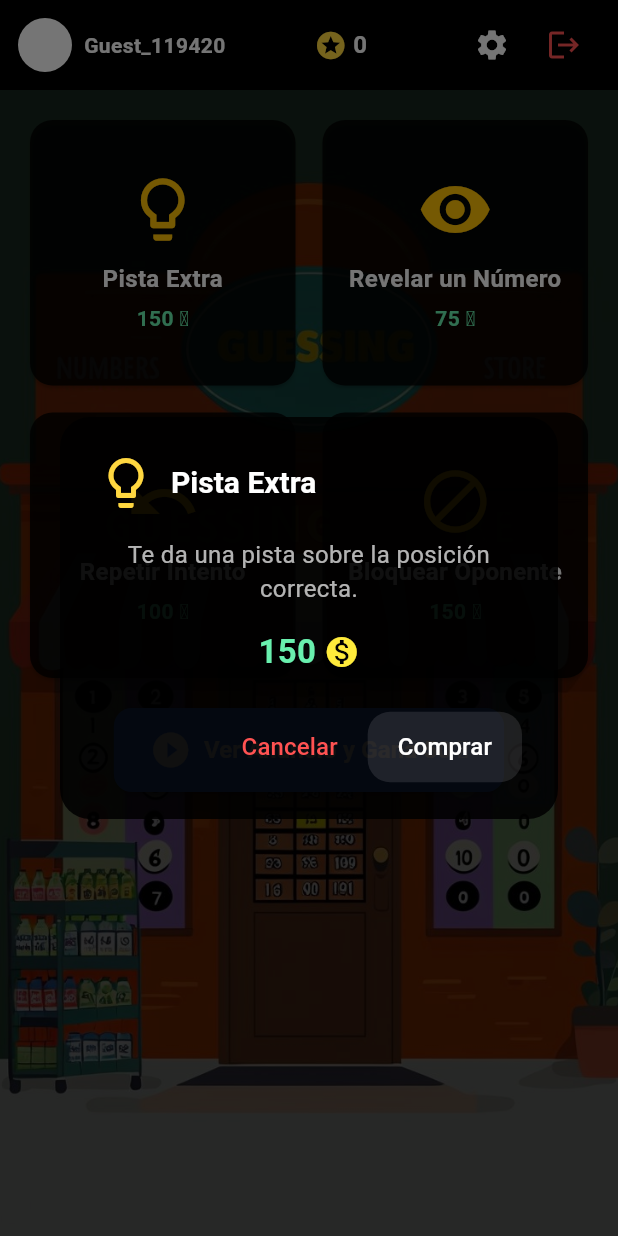
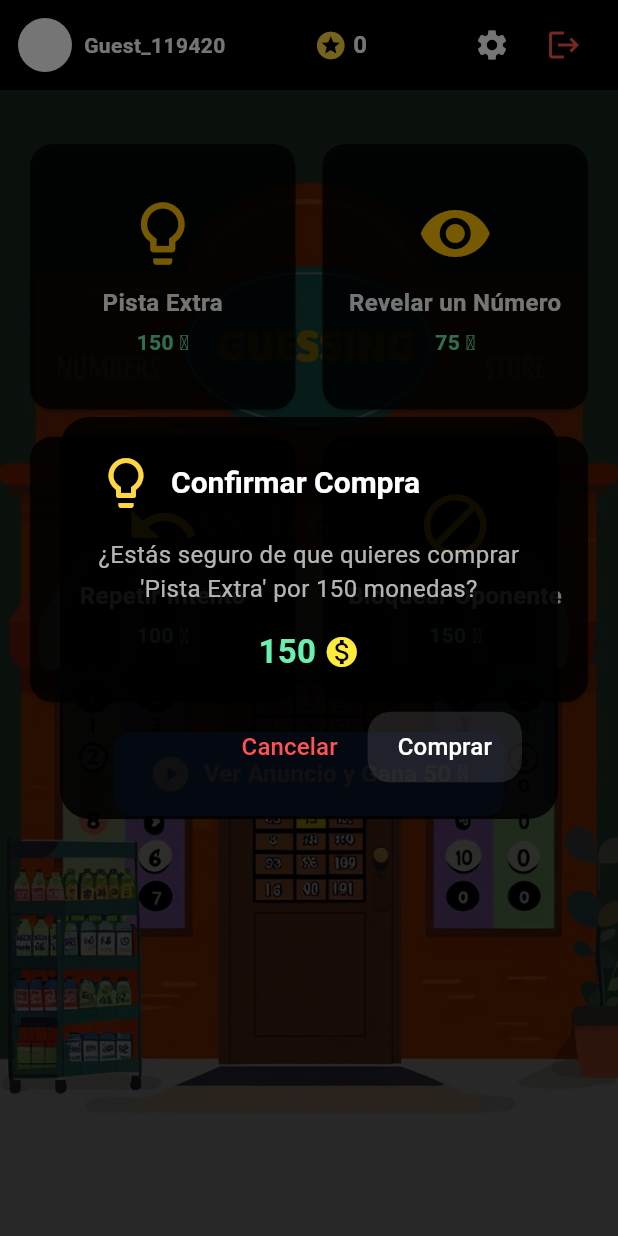
Before and after one commit to jesusromero92/GuessNumber, a Flutter app: the ShopScreen screen opened directly, after a tap on "Pista Extra", on a phone screen of 412 x 824 dp. Run offline on Flutter 3.47's test engine with Material 3 defaults, Android fonts, the phone set to English and light mode, and no system bars; our stand-ins replace google_mobile_ads, lottie, shared_preferences; accounts and stored records are empty; network calls fail.

Commit message:
v1.8 tienda arreglada

```diff
--- a/lib/ShopScreen.dart
+++ b/lib/ShopScreen.dart
@@ -1,10 +1,13 @@
+import 'dart:developer';
+
 import 'package:flutter/material.dart';
 import 'package:google_mobile_ads/google_mobile_ads.dart';
+import 'package:guess_number/user_data.dart';
 import 'package:http/http.dart' as http;
+import 'package:shared_preferences/shared_preferences.dart';
 import 'dart:convert';
 import 'main.dart';
 import 'top_bar.dart';
-import 'user_data.dart';
 
 class ShopScreen extends StatefulWidget {
   @override
@@ -13,7 +16,8 @@ class ShopScreen extends StatefulWidget {
 
 class _ShopScreenState extends State<ShopScreen> {
   final String apiUrl = "http://109.123.248.19:4000";
-  RewardedAd? _rewardedAd; // 🔥 Variable para el anuncio recompensado
+  RewardedAd? _rewardedAd;
+  int _coins = 0; // Variable local para manejar las monedas
 
   final List<Map<String, dynamic>> advantages = [
     {
@@ -50,7 +54,107 @@ class _ShopScreenState extends State<ShopScreen> {
   void initState() {
     super.initState();
     _loadRewardedAd();
+    _loadCoins();
+
+    // 🔥 Configurar el listener para actualizar la TopBar
+    UserData.onUserUpdated = () {
+      if (mounted) {
+        setState(() {}); // Esto actualizará la UI cuando cambien las monedas
       }
+    };
+  }
+
+
+  Future<void> _loadCoins() async {
+    final prefs = await SharedPreferences.getInstance();
+    setState(() {
+      _coins = prefs.getInt('coins') ?? 0;
+    });
+  }
+
+  Future<void> _updateCoins(int amount) async {
+    final prefs = await SharedPreferences.getInstance();
+    int newCoins = (_coins + amount).clamp(0, double.infinity).toInt(); // Evita negativos
+    await prefs.setInt('coins', newCoins);
+
+    setState(() {
+      _coins = newCoins;
+      UserData.coins = newCoins; // 🔥 También actualiza UserData
+    });
+
+    if (UserData.onUserUpdated != null) {
+      UserData.onUserUpdated!(); // 🔥 Notifica a la TopBar para que se actualice
+    }
+  }
+
+
+  void _showConfirmationDialog(BuildContext context, Map<String, dynamic> advantage) {
+    showDialog(
+      context: context,
+      barrierDismissible: false,
+      builder: (BuildContext dialogContext) {
+        return AlertDialog(
+          shape: RoundedRectangleBorder(borderRadius: BorderRadius.circular(20)),
+          backgroundColor: Colors.black87,
+          title: Row(
+            children: [
+              Icon(advantage["icon"], size: 40, color: Colors.amberAccent),
+              SizedBox(width: 10),
+              Expanded(
+                child: Text(
+                  "Confirmar Compra",
+                  style: TextStyle(color: Colors.white, fontSize: 20, fontWeight: FontWeight.bold),
+                ),
+              ),
+            ],
+          ),
+          content: Column(
+            mainAxisSize: MainAxisSize.min,
+            children: [
+              Text(
+                "¿Estás seguro de que quieres comprar '${advantage["name"]}' por ${advantage["price"]} monedas?",
+                textAlign: TextAlign.center,
+                style: TextStyle(color: Colors.white70, fontSize: 16),
+              ),
+              SizedBox(height: 15),
+              Row(
+                mainAxisAlignment: MainAxisAlignment.center,
+                children: [
+                  Text(
+                    "${advantage["price"]}",
+                    style: TextStyle(color: Colors.greenAccent, fontSize: 22, fontWeight: FontWeight.bold),
+                  ),
+                  SizedBox(width: 5),
+                  Icon(Icons.monetization_on, color: Colors.yellow, size: 24),
+                ],
+              ),
+            ],
+          ),
+          actions: [
+            TextButton(
+              onPressed: () => Navigator.of(dialogContext).pop(),
+              child: Text("Cancelar", style: TextStyle(color: Colors.redAccent, fontSize: 16)),
+            ),
+            ElevatedButton(
+              style: ElevatedButton.styleFrom(
+                backgroundColor: _coins >= advantage["price"] ? Colors.blueAccent : Colors.grey,
+                padding: EdgeInsets.symmetric(horizontal: 20, vertical: 12),
+                shape: RoundedRectangleBorder(borderRadius: BorderRadius.circular(15)),
+              ),
+              onPressed: _coins >= advantage["price"]
+                  ? () async {
+                Navigator.of(dialogContext).pop(); // Cierra el diálogo
+                await _buyAdvantage(advantage); // Llama a la función de compra
+              }
+                  : null,
+              child: Text("Comprar", style: TextStyle(color: Colors.white, fontSize: 16)),
+            ),
+          ],
+        );
+      },
+    );
+  }
+
 
   void _loadRewardedAd() {
     RewardedAd.load(
@@ -87,13 +191,11 @@ class _ShopScreenState extends State<ShopScreen> {
         final response = await http.post(
           Uri.parse("$apiUrl/watch-ad"),
           headers: {"Content-Type": "application/json"},
-          body: jsonEncode({"username": UserData.username}),
+          body: jsonEncode({"username": "user"}), // Usa el usuario real aquí
         );
 
         if (response.statusCode == 200) {
-          setState(() {
-            UserData.coins += 50;
-          });
+          await _updateCoins(50);
           _showSnackbar("🎉 ¡Has ganado 50 monedas! 🪙");
         } else {
           _showSnackbar("⚠️ No se pudo obtener la recompensa.");
@@ -105,148 +207,67 @@ class _ShopScreenState extends State<ShopScreen> {
     );
   }
 
-  void _showPurchaseDialog(BuildContext context, Map<String, dynamic> advantage) {
-    showDialog(
-      context: context,
-      barrierDismissible: false, // Evita cerrar tocando fuera del diálogo
-      builder: (BuildContext dialogContext) {
-        return AlertDialog(
-          shape: RoundedRectangleBorder(
-            borderRadius: BorderRadius.circular(20),
-          ),
-          backgroundColor: Colors.black87, // Color oscuro moderno
-          title: Row(
-            children: [
-              Icon(advantage["icon"], size: 40, color: Colors.amberAccent),
-              SizedBox(width: 10),
-              Expanded(
-                child: Text(
-                  advantage["name"],
-                  style: TextStyle(
-                    color: Colors.white,
-                    fontSize: 20,
-                    fontWeight: FontWeight.bold,
-                  ),
-                ),
-              ),
-            ],
-          ),
-          content: Column(
-            mainAxisSize: MainAxisSize.min,
-            children: [
-              Text(
-                advantage["description"],
-                textAlign: TextAlign.center,
-                style: TextStyle(
-                  color: Colors.white70,
-                  fontSize: 16,
-                ),
-              ),
-              SizedBox(height: 15),
-              Row(
-                mainAxisAlignment: MainAxisAlignment.center,
-                children: [
-                  Text(
-                    "${advantage["price"]}",
-                    style: TextStyle(
-                      color: Colors.greenAccent,
-                      fontSize: 22,
-                      fontWeight: FontWeight.bold,
-                    ),
-                  ),
-                  SizedBox(width: 5),
-                  Icon(Icons.monetization_on, color: Colors.yellow, size: 24),
-                ],
-              ),
-            ],
-          ),
-          actions: [
-            TextButton(
-              onPressed: () => Navigator.of(dialogContext).pop(),
-              child: Text(
-                "Cancelar",
-                style: TextStyle(color: Colors.redAccent, fontSize: 16),
-              ),
-            ),
-            ElevatedButton(
-              style: ElevatedButton.styleFrom(
-                backgroundColor: UserData.coins >= advantage["price"]
-                    ? Colors.blueAccent
-                    : Colors.grey, // Desactiva si no tiene monedas
-                padding: EdgeInsets.symmetric(horizontal: 20, vertical: 12),
-                shape: RoundedRectangleBorder(
-                  borderRadius: BorderRadius.circular(15),
-                ),
-              ),
-              onPressed: UserData.coins >= advantage["price"]
-                  ? () async {
-                Navigator.of(dialogContext).pop(); // Cierra el diálogo
 
-                final response = await http.post(
-                  Uri.parse("$apiUrl/buy-advantage"),
-                  headers: {"Content-Type": "application/json"},
-                  body: jsonEncode({
-                    "username": UserData.username,
+  Future<void> _buyAdvantage(Map<String, dynamic> advantage) async {
+    final String username = UserData.username; // Obtiene el usuario desde UserData
+
+    if (username.isEmpty) {
+      _showSnackbar("⚠️ Error: Usuario no encontrado.");
+      log("Error: No se encontró un usuario en UserData.");
+      return;
+    }
+
+    log("Usuario actual en TopBar: $username");
+    log("Intentando comprar: ${advantage["name"]}, Precio: ${advantage["price"]}");
+
+    if (_coins < advantage["price"]) {
+      _showSnackbar("❌ No tienes suficientes monedas.");
+      log("Fallo: Monedas insuficientes. Tienes: $_coins, Necesitas: ${advantage["price"]}");
+      return;
+    }
+
+    final url = Uri.parse("$apiUrl/buy-advantage");
+    final headers = {"Content-Type": "application/json"};
+    final body = jsonEncode({
+      "username": username, // Se envía el usuario correcto desde UserData
       "advantage": advantage["column"],
-                    "price": advantage["price"],
-                  }),
-                );
+      "price": advantage["price"]
+    });
+
+    log("Enviando solicitud a $url");
+    log("Headers: $headers");
+    log("Body: $body");
+
+    try {
+      final response = await http.post(url, headers: headers, body: body);
+
+      log("Respuesta recibida: Código ${response.statusCode}");
+      log("Cuerpo de la respuesta: ${response.body}");
 
       if (response.statusCode == 200) {
-                  setState(() {
-                    UserData.coins = (UserData.coins - advantage["price"]).toInt();
-                  });
-
+        await _updateCoins(-advantage["price"]);
         _showSnackbar("✅ Has comprado ${advantage["name"]}.");
+        log("Compra exitosa. Monedas restantes: $_coins");
       } else {
         _showSnackbar("❌ Error al comprar la ventaja.");
+        log("Error: Respuesta inesperada del servidor.");
       }
+    } catch (e) {
+      _showSnackbar("❌ Error al conectar con el servidor.");
+      log("Excepción atrapada: $e");
     }
-                  : null, // Bloquea si no tiene suficientes monedas
-              child: Text(
-                "Comprar",
-                style: TextStyle(color: Colors.white, fontSize: 16),
-              ),
-            ),
-          ],
-        );
-      },
-    );
   }
 
 
-  Future<void> _buyAdvantage(Map<String, dynamic> advantage) async {
-    Navigator.pop(context); // Cierra el diálogo de compra
-
-    if (UserData.coins < advantage["price"]) {
-      _showSnackbar("❌ No tienes suficientes monedas.");
-      return;
-    }
-
-    final response = await http.post(
-      Uri.parse("$apiUrl/buy-advantage"),
-      headers: {"Content-Type": "application/json"},
-      body: jsonEncode({
-        "username": UserData.username,
-        "advantage": advantage["column"],
-        "price": advantage["price"]
-      }),
-    );
-
-    if (response.statusCode == 200) {
-      setState(() {
-        UserData.coins = (UserData.coins - advantage["price"]).toInt();
-      });
-      _showSnackbar("✅ Has comprado ${advantage["name"]}.");
-    } else {
-      _showSnackbar("❌ Error al comprar la ventaja.");
-    }
-  }
 
   @override
   void dispose() {
     _rewardedAd?.dispose();
     super.dispose();
+  }
+
+  void _onAdvantageTap(Map<String, dynamic> advantage) {
+    _showConfirmationDialog(context, advantage);
   }
 
   @override
@@ -286,6 +307,7 @@ class _ShopScreenState extends State<ShopScreen> {
               child: Column(
                 mainAxisSize: MainAxisSize.min,
                 children: [
+                  SizedBox(height: 16),
                   Flexible(
                     child: GridView.builder(
                       shrinkWrap: true,
@@ -300,11 +322,9 @@ class _ShopScreenState extends State<ShopScreen> {
                         itemBuilder: (context, index) {
                           return Card(
                             color: Colors.black.withOpacity(0.8),
-                          shape: RoundedRectangleBorder(
-                            borderRadius: BorderRadius.circular(15),
-                          ),
+                            shape: RoundedRectangleBorder(borderRadius: BorderRadius.circular(15)),
                             child: InkWell(
-                            onTap: () => _showPurchaseDialog(context, advantages[index]),
+                              onTap: () => _onAdvantageTap(advantages[index]), // 🔥 Ahora llama al diálogo
                               borderRadius: BorderRadius.circular(15),
                               child: Column(
                                 mainAxisAlignment: MainAxisAlignment.center,
@@ -325,7 +345,8 @@ class _ShopScreenState extends State<ShopScreen> {
                               ),
                             ),
                           );
-                      },
+                        }
+
                     ),
                   ),
                   SizedBox(height: 16),
--- a/pubspec.yaml
+++ b/pubspec.yaml
@@ -16,7 +16,7 @@ publish_to: 'none' # Remove this line if you wish to publish to pub.dev
 # https://developer.apple.com/library/archive/documentation/General/Reference/InfoPlistKeyReference/Articles/CoreFoundationKeys.html
 # In Windows, build-name is used as the major, minor, and patch parts
 # of the product and file versions while build-number is used as the build suffix.
-version: 1.0.0+13
+version: 1.0.0+14
 
 environment:
   sdk: ^3.6.2
```
Lines whose indentation alone changed are shown as unchanged.
